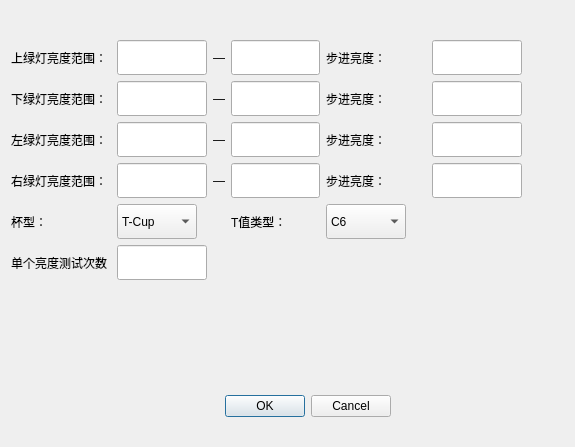
The window that AdjustLight/StandardMachineCalibrateDialog.ui (china-larry/DrugDetector) describes before a commit, drawn with Qt 5.
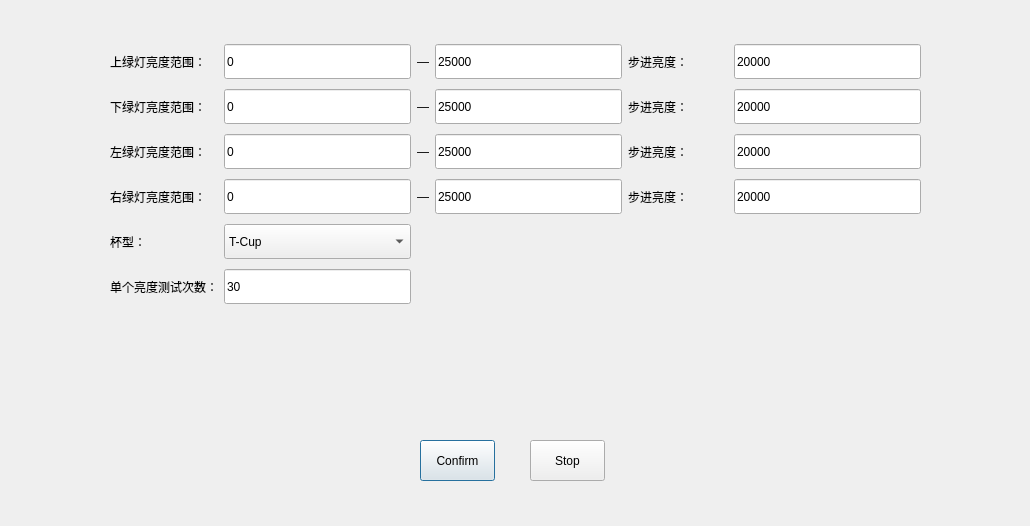
The same window after the commit.

```diff
--- a/AdjustLight/StandardMachineCalibrateDialog.ui
+++ b/AdjustLight/StandardMachineCalibrateDialog.ui
@@ -6,52 +6,23 @@
    <rect>
     <x>0</x>
     <y>0</y>
-    <width>575</width>
-    <height>447</height>
+    <width>1030</width>
+    <height>526</height>
    </rect>
   </property>
   <property name="windowTitle">
    <string>Dialog</string>
   </property>
-  <widget class="QDialogButtonBox" name="buttonBox">
-   <property name="geometry">
-    <rect>
-     <x>50</x>
-     <y>390</y>
-     <width>341</width>
-     <height>32</height>
-    </rect>
-   </property>
-   <property name="orientation">
-    <enum>Qt::Horizontal</enum>
-   </property>
-   <property name="standardButtons">
-    <set>QDialogButtonBox::Cancel|QDialogButtonBox::Ok</set>
-   </property>
-  </widget>
   <widget class="QWidget" name="gridLayoutWidget">
    <property name="geometry">
     <rect>
-     <x>11</x>
+     <x>110</x>
      <y>40</y>
-     <width>511</width>
-     <height>242</height>
+     <width>811</width>
+     <height>271</height>
     </rect>
    </property>
    <layout class="QGridLayout" name="gridLayout">
-    <item row="4" column="3">
-     <widget class="QLabel" name="TValueType">
-      <property name="minimumSize">
-       <size>
-        <width>60</width>
-        <height>35</height>
-       </size>
-      </property>
-      <property name="text">
-       <string>T值类型：</string>
-      </property>
-     </widget>
-    </item>
     <item row="3" column="5">
      <widget class="QLineEdit" name="rightAdditionStepLineEdit">
       <property name="minimumSize">
@@ -60,13 +31,19 @@
         <height>35</height>
        </size>
       </property>
+      <property name="text">
+       <string>20000</string>
+      </property>
+      <property name="readOnly">
+       <bool>true</bool>
+      </property>
      </widget>
     </item>
     <item row="4" column="1">
      <widget class="QComboBox" name="CapTypeComboBox">
       <property name="maximumSize">
        <size>
-        <width>80</width>
+        <width>800</width>
         <height>35</height>
        </size>
       </property>
@@ -90,6 +67,12 @@
         <height>35</height>
        </size>
       </property>
+      <property name="text">
+       <string>0</string>
+      </property>
+      <property name="readOnly">
+       <bool>true</bool>
+      </property>
      </widget>
     </item>
     <item row="2" column="2">
@@ -107,6 +90,12 @@
         <height>35</height>
        </size>
       </property>
+      <property name="text">
+       <string>25000</string>
+      </property>
+      <property name="readOnly">
+       <bool>true</bool>
+      </property>
      </widget>
     </item>
     <item row="2" column="0">
@@ -150,6 +139,12 @@
         <height>35</height>
        </size>
       </property>
+      <property name="text">
+       <string>0</string>
+      </property>
+      <property name="readOnly">
+       <bool>true</bool>
+      </property>
      </widget>
     </item>
     <item row="2" column="3">
@@ -160,6 +155,12 @@
         <height>35</height>
        </size>
       </property>
+      <property name="text">
+       <string>25000</string>
+      </property>
+      <property name="readOnly">
+       <bool>true</bool>
+      </property>
      </widget>
     </item>
     <item row="0" column="3">
@@ -170,26 +171,12 @@
         <height>35</height>
        </size>
       </property>
-     </widget>
-    </item>
-    <item row="4" column="4">
-     <widget class="QComboBox" name="TValueTypeComboBox">
-      <property name="maximumSize">
-       <size>
-        <width>80</width>
-        <height>35</height>
-       </size>
+      <property name="text">
+       <string>25000</string>
       </property>
-      <item>
-       <property name="text">
-        <string>C6</string>
-       </property>
-      </item>
-      <item>
-       <property name="text">
-        <string>C8</string>
-       </property>
-      </item>
+      <property name="readOnly">
+       <bool>true</bool>
+      </property>
      </widget>
     </item>
     <item row="1" column="5">
@@ -200,6 +187,12 @@
         <height>35</height>
        </size>
       </property>
+      <property name="text">
+       <string>20000</string>
+      </property>
+      <property name="readOnly">
+       <bool>true</bool>
+      </property>
      </widget>
     </item>
     <item row="0" column="1">
@@ -210,6 +203,12 @@
         <height>35</height>
        </size>
       </property>
+      <property name="text">
+       <string>0</string>
+      </property>
+      <property name="readOnly">
+       <bool>true</bool>
+      </property>
      </widget>
     </item>
     <item row="2" column="5">
@@ -220,6 +219,12 @@
         <height>35</height>
        </size>
       </property>
+      <property name="text">
+       <string>20000</string>
+      </property>
+      <property name="readOnly">
+       <bool>true</bool>
+      </property>
      </widget>
     </item>
     <item row="0" column="0">
@@ -243,6 +248,12 @@
         <height>35</height>
        </size>
       </property>
+      <property name="text">
+       <string>0</string>
+      </property>
+      <property name="readOnly">
+       <bool>true</bool>
+      </property>
      </widget>
     </item>
     <item row="0" column="2">
@@ -286,6 +297,12 @@
         <height>35</height>
        </size>
       </property>
+      <property name="text">
+       <string>20000</string>
+      </property>
+      <property name="readOnly">
+       <bool>true</bool>
+      </property>
      </widget>
     </item>
     <item row="0" column="4">
@@ -342,6 +359,12 @@
         <height>35</height>
        </size>
       </property>
+      <property name="text">
+       <string>25000</string>
+      </property>
+      <property name="readOnly">
+       <bool>true</bool>
+      </property>
      </widget>
     </item>
     <item row="3" column="4">
@@ -378,10 +401,42 @@
         <height>35</height>
        </size>
       </property>
+      <property name="text">
+       <string>30</string>
+      </property>
+      <property name="readOnly">
+       <bool>true</bool>
+      </property>
      </widget>
     </item>
    </layout>
   </widget>
+  <widget class="QPushButton" name="ConfirmButton">
+   <property name="geometry">
+    <rect>
+     <x>420</x>
+     <y>440</y>
+     <width>75</width>
+     <height>41</height>
+    </rect>
+   </property>
+   <property name="text">
+    <string>Confirm</string>
+   </property>
+  </widget>
+  <widget class="QPushButton" name="StopButton">
+   <property name="geometry">
+    <rect>
+     <x>530</x>
+     <y>440</y>
+     <width>75</width>
+     <height>41</height>
+    </rect>
+   </property>
+   <property name="text">
+    <string>Stop</string>
+   </property>
+  </widget>
  </widget>
  <resources/>
  <connections>
```
Left out of the diff: 35 changed lines with no effect on the pictures.
